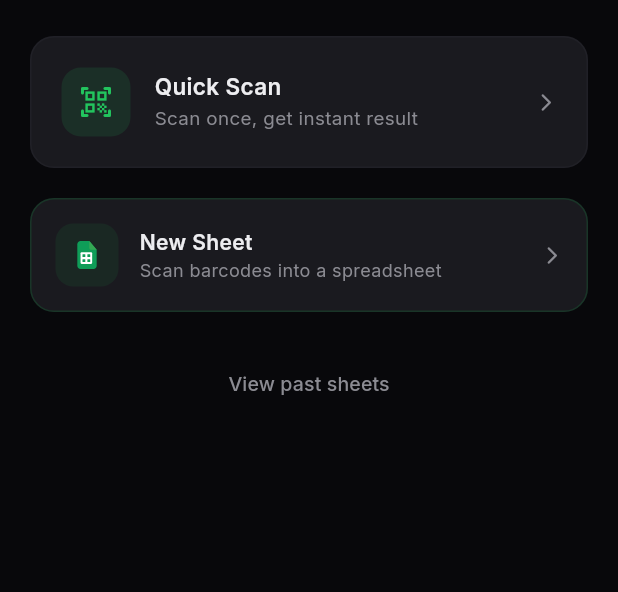
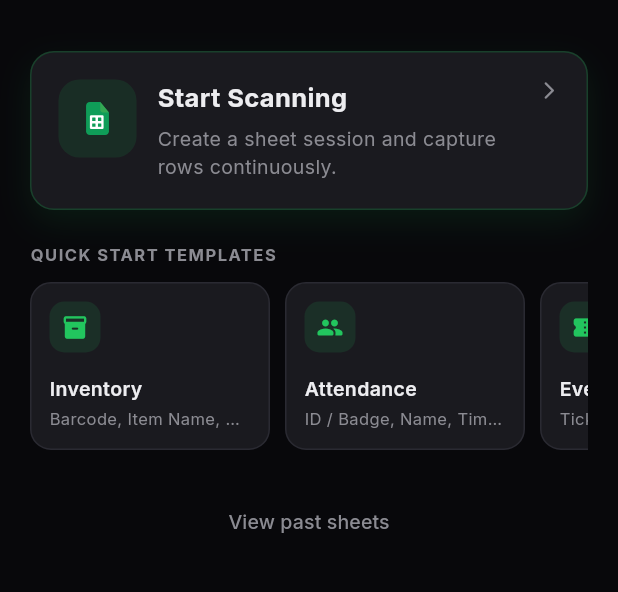
Before and after one commit to arpanz/scansheet, a Flutter app: the ScanScreen screen opened directly, on a phone screen of 412 x 824 dp, the part 96-688 px from its top. Run offline on Flutter 3.47's test engine with Material 3 defaults, Android fonts, the phone set to English and light mode, and no system bars; our stand-ins replace barcode_widget, csv, flutter_svg, geolocator, google_fonts, google_mobile_ads and 11 more; missing offline and left inert: excel, flutter_file_dialog, gal, googleapis, in_app_update, mobile_scanner; accounts and stored records are empty; statements that could not run were skipped.

Commit message:
feat: add quick start templates section and improve UI elements in scan screen

```diff
--- a/lib/features/scan/screens/scan_screen.dart
+++ b/lib/features/scan/screens/scan_screen.dart
@@ -16,7 +16,6 @@ import 'package:path_provider/path_provider.dart';
 import 'package:url_launcher/url_launcher.dart';
 import 'package:share_plus/share_plus.dart';
 
-import '../../../core/theme/app_card.dart';
 import '../../../core/theme/app_theme.dart';
 import '../../../core/services/scan_history_service.dart';
 import '../../../core/services/scan_session_service.dart';
@@ -402,6 +401,22 @@ class _ScanScreenState extends State<ScanScreen> {
     if (mounted) setState(() {});
   }
 
+  Future<void> _openSessionFromTemplate(SessionTemplate template) async {
+    _stopScanner();
+    await Navigator.push(
+      context,
+      FadeSlideRoute(
+        page: SessionSetupScreen(
+          initialTemplate: template,
+          onSessionEnded: () {
+            if (mounted) setState(() {});
+          },
+        ),
+      ),
+    );
+    if (mounted) setState(() {});
+  }
+
   void _openExistingSession(ScanSession session) {
     _stopScanner();
     Navigator.push(
@@ -752,26 +767,34 @@ class _ScanScreenState extends State<ScanScreen> {
           _openNewSession();
         },
         child: Container(
-          padding: const EdgeInsets.symmetric(horizontal: 16, vertical: 16),
+          padding: const EdgeInsets.symmetric(horizontal: 18, vertical: 18),
           decoration: BoxDecoration(
             color: context.themeCard,
             borderRadius: BorderRadius.circular(16),
-            border: Border.all(color: _kSheetGreen.withValues(alpha: 0.2)),
+            border: Border.all(color: _kSheetGreen.withValues(alpha: 0.28)),
+            boxShadow: [
+              BoxShadow(
+                color: _kSheetGreen.withValues(alpha: 0.12),
+                blurRadius: 18,
+                offset: const Offset(0, 8),
+              ),
+            ],
           ),
           child: Row(
+            crossAxisAlignment: CrossAxisAlignment.start,
             children: [
               Container(
-                width: 42,
-                height: 42,
+                width: 52,
+                height: 52,
                 decoration: BoxDecoration(
-                  color: _kSheetGreen.withValues(alpha: 0.1),
-                  borderRadius: BorderRadius.circular(12),
+                  color: _kSheetGreen.withValues(alpha: 0.14),
+                  borderRadius: BorderRadius.circular(14),
                 ),
                 child: Center(
                   child: SvgPicture.asset(
                     'assets/sheets.svg',
-                    width: 22,
-                    height: 22,
+                    width: 26,
+                    height: 26,
                   ),
                 ),
               ),
@@ -781,18 +804,19 @@ class _ScanScreenState extends State<ScanScreen> {
                   crossAxisAlignment: CrossAxisAlignment.start,
                   children: [
                     Text(
-                      'New Sheet',
+                      'Start Scanning',
                       style: TextStyle(
                         color: context.themeTextPrimary,
-                        fontSize: 14,
-                        fontWeight: FontWeight.w600,
+                        fontSize: 17,
+                        fontWeight: FontWeight.w700,
                       ),
                     ),
+                    const SizedBox(height: 6),
                     Text(
-                      'Scan barcodes into a spreadsheet',
+                      'Create a sheet session and capture rows continuously.',
                       style: TextStyle(
                         color: context.themeTextSecondary,
-                        fontSize: 12,
+                        fontSize: 13,
                       ),
                     ),
                   ],
@@ -811,6 +835,90 @@ class _ScanScreenState extends State<ScanScreen> {
   }
 
   // ── Chooser UI ────────────────────────────────────────────────────────────
+  Widget _buildTemplateQuickStartRow() {
+    final templates = TemplateService.getAllTemplates().take(8).toList();
+    if (templates.isEmpty) return const SizedBox.shrink();
+
+    return Column(
+      crossAxisAlignment: CrossAxisAlignment.start,
+      children: [
+        Text(
+          'QUICK START TEMPLATES',
+          style: TextStyle(
+            color: context.themeTextSecondary,
+            fontSize: 11,
+            fontWeight: FontWeight.w700,
+            letterSpacing: 1.0,
+          ),
+        ),
+        const SizedBox(height: 10),
+        SizedBox(
+          height: 112,
+          child: ListView.separated(
+            scrollDirection: Axis.horizontal,
+            itemCount: templates.length,
+            separatorBuilder: (_, _) => const SizedBox(width: 10),
+            itemBuilder: (context, index) {
+              final template = templates[index];
+              final icon = _templateIconForTile(template.icon);
+              return InkWell(
+                borderRadius: BorderRadius.circular(14),
+                onTap: () {
+                  HapticFeedback.selectionClick();
+                  _openSessionFromTemplate(template);
+                },
+                child: Container(
+                  width: 160,
+                  padding: const EdgeInsets.all(12),
+                  decoration: BoxDecoration(
+                    color: context.themeCard,
+                    borderRadius: BorderRadius.circular(14),
+                    border: Border.all(color: context.themeBorder),
+                  ),
+                  child: Column(
+                    crossAxisAlignment: CrossAxisAlignment.start,
+                    children: [
+                      Container(
+                        width: 34,
+                        height: 34,
+                        decoration: BoxDecoration(
+                          color: context.themeAccent.withValues(alpha: 0.12),
+                          borderRadius: BorderRadius.circular(10),
+                        ),
+                        child: Icon(icon, size: 18, color: context.themeAccent),
+                      ),
+                      const Spacer(),
+                      Text(
+                        template.name,
+                        maxLines: 1,
+                        overflow: TextOverflow.ellipsis,
+                        style: TextStyle(
+                          color: context.themeTextPrimary,
+                          fontSize: 13,
+                          fontWeight: FontWeight.w600,
+                        ),
+                      ),
+                      const SizedBox(height: 2),
+                      Text(
+                        template.columnSummary,
+                        maxLines: 1,
+                        overflow: TextOverflow.ellipsis,
+                        style: TextStyle(
+                          color: context.themeTextSecondary,
+                          fontSize: 11,
+                        ),
+                      ),
+                    ],
+                  ),
+                ),
+              );
+            },
+          ),
+        ),
+      ],
+    );
+  }
+
   Widget _buildChooser(ScanSession? activeSession) {
     return SafeArea(
       child: SingleChildScrollView(
@@ -829,65 +937,10 @@ class _ScanScreenState extends State<ScanScreen> {
               ),
             ),
             const SizedBox(height: 24),
-            // Quick scan card
-            GestureDetector(
-              onTap: () {
-                HapticFeedback.selectionClick();
-                _setEntryState(_ScanEntryState.quickScan);
-              },
-              child: AppCard(
-                padding: const EdgeInsets.all(20),
-                child: Row(
-                  children: [
-                    Container(
-                      width: 46,
-                      height: 46,
-                      decoration: BoxDecoration(
-                        color: context.themeAccent.withValues(alpha: 0.12),
-                        borderRadius: BorderRadius.circular(13),
-                      ),
-                      child: Icon(
-                        Icons.qr_code_scanner_rounded,
-                        color: context.themeAccent,
-                        size: 24,
-                      ),
-                    ),
-                    const SizedBox(width: 16),
-                    Expanded(
-                      child: Column(
-                        crossAxisAlignment: CrossAxisAlignment.start,
-                        children: [
-                          Text(
-                            'Quick Scan',
-                            style: TextStyle(
-                              fontSize: 15,
-                              fontWeight: FontWeight.w600,
-                              color: context.themeTextPrimary,
-                            ),
-                          ),
-                          const SizedBox(height: 2),
-                          Text(
-                            'Scan once, get instant result',
-                            style: TextStyle(
-                              fontSize: 12.5,
-                              color: context.themeTextSecondary,
-                            ),
-                          ),
-                        ],
-                      ),
-                    ),
-                    Icon(
-                      Icons.arrow_forward_ios_rounded,
-                      size: 14,
-                      color: context.themeTextSecondary,
-                    ),
-                  ],
-                ),
-              ),
-            ),
-            const SizedBox(height: 10),
             // Session card (active or new)
             ..._buildSessionCard(activeSession),
+            const SizedBox(height: 22),
+            _buildTemplateQuickStartRow(),
 
             const SizedBox(height: 24),
             // ── Recent Sessions ──────────────────────────────────────────
```
